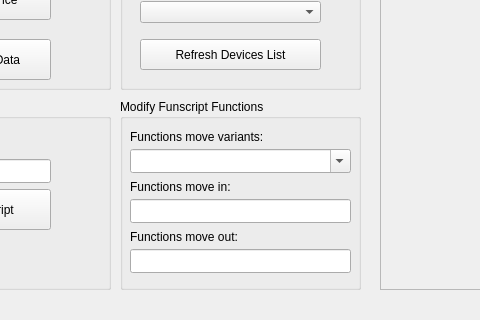
samsmit362/HismithControl, file mainwindow.ui: the form before one commit; both pictures show x 140 to 620 and y 260 to 580 of the 869 by 580 pixel window.
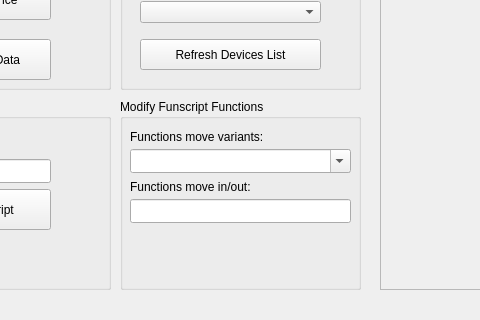
The form after the commit.

Commit message: Add support to define relative pairs for "Functions move in/out" for "Modify Funscript Functions"

Patch:
```diff
--- a/mainwindow.ui
+++ b/mainwindow.ui
@@ -288,16 +288,6 @@
       </rect>
      </property>
     </widget>
-    <widget class="QLineEdit" name="functionsMoveOut">
-     <property name="geometry">
-      <rect>
-       <x>10</x>
-       <y>150</y>
-       <width>221</width>
-       <height>24</height>
-      </rect>
-     </property>
-    </widget>
     <widget class="QLabel" name="label_6">
      <property name="geometry">
       <rect>
@@ -316,25 +306,12 @@
       <rect>
        <x>10</x>
        <y>80</y>
-       <width>111</width>
+       <width>131</width>
        <height>16</height>
       </rect>
      </property>
      <property name="text">
-      <string>Functions move in:</string>
-     </property>
-    </widget>
-    <widget class="QLabel" name="label_9">
-     <property name="geometry">
-      <rect>
-       <x>10</x>
-       <y>130</y>
-       <width>121</width>
-       <height>16</height>
-      </rect>
-     </property>
-     <property name="text">
-      <string>Functions move out:</string>
+      <string>Functions move in/out:</string>
      </property>
     </widget>
     <widget class="QComboBox" name="functionsMoveVariants">
```
Left out of the diff: 2 changed lines with no effect on the pictures. The commit also changes 4 other files.
